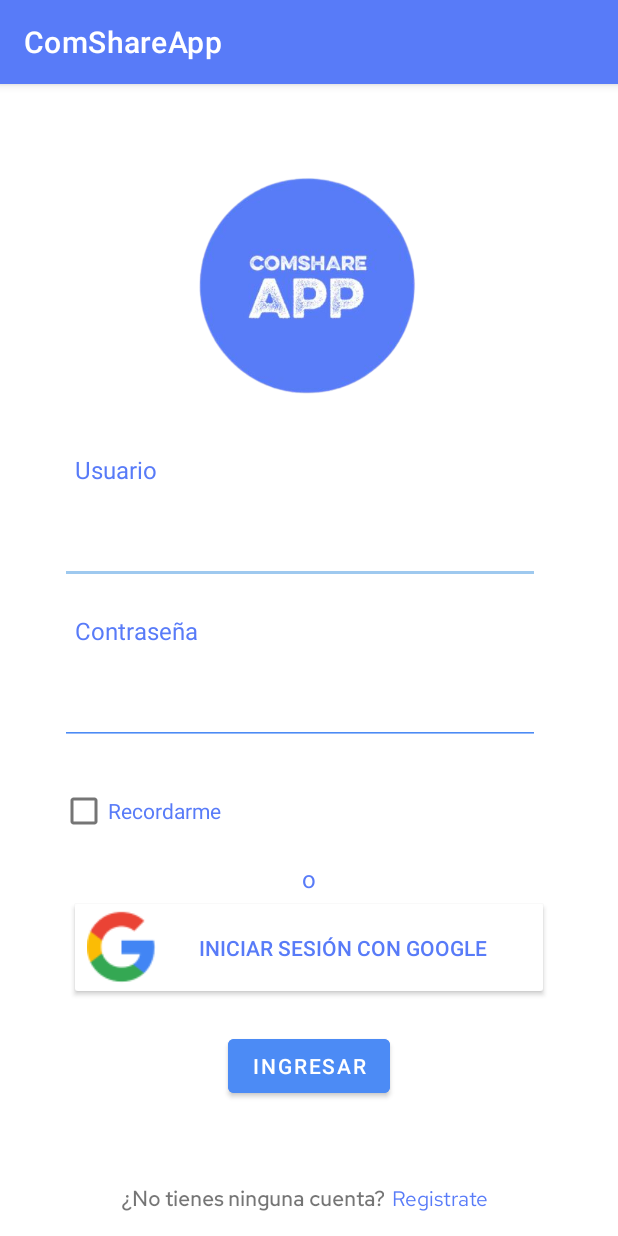
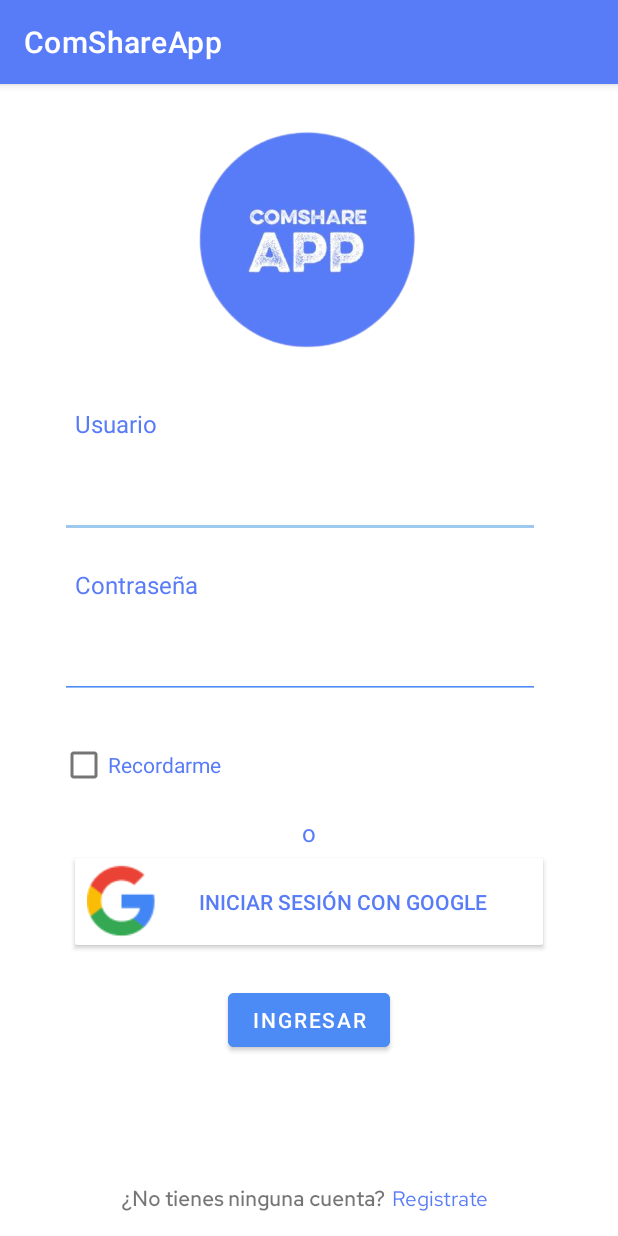
Before and after one commit to andresngm2010/ComShareApp, an Android app: the MainActivity screen opened directly, with no data from a screen before it, on a phone screen of 412 x 824 dp. Run offline under Robolectric (Android 15) with nearby library versions, the phone set to English and light mode, and no system bars.

Commit message:
modificacion login layout

```diff
--- a/app/src/main/res/layout/activity_main.xml
+++ b/app/src/main/res/layout/activity_main.xml
@@ -10,7 +10,7 @@
         android:id="@+id/imageView2"
         android:layout_width="206dp"
         android:layout_height="160dp"
-        android:layout_marginTop="56dp"
+        android:layout_marginTop="25dp"
         app:layout_constraintEnd_toEndOf="parent"
         app:layout_constraintHorizontal_bias="0.497"
         app:layout_constraintStart_toStartOf="parent"
```
